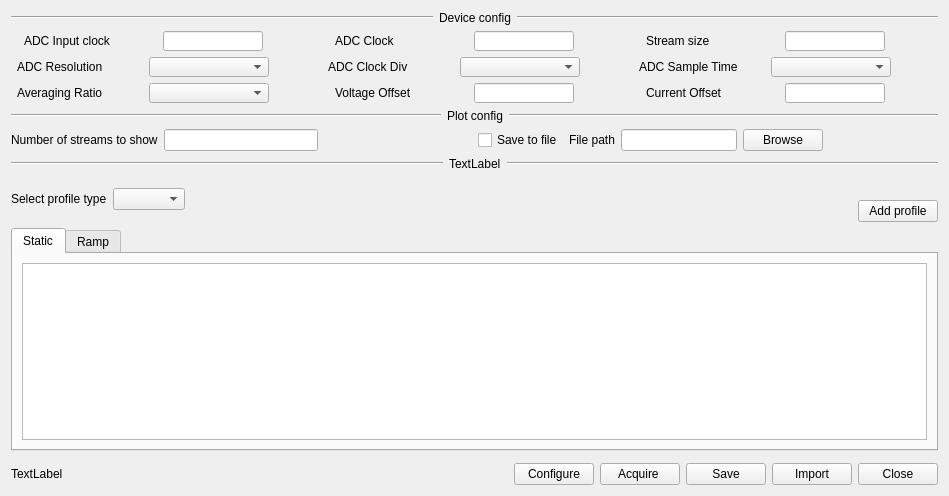
The window that GUI/OpenEPT/Windows/Device/advanceconfigurationwnd.ui (turkmanovic/OpenEPT) describes before a commit, drawn with Qt 5.
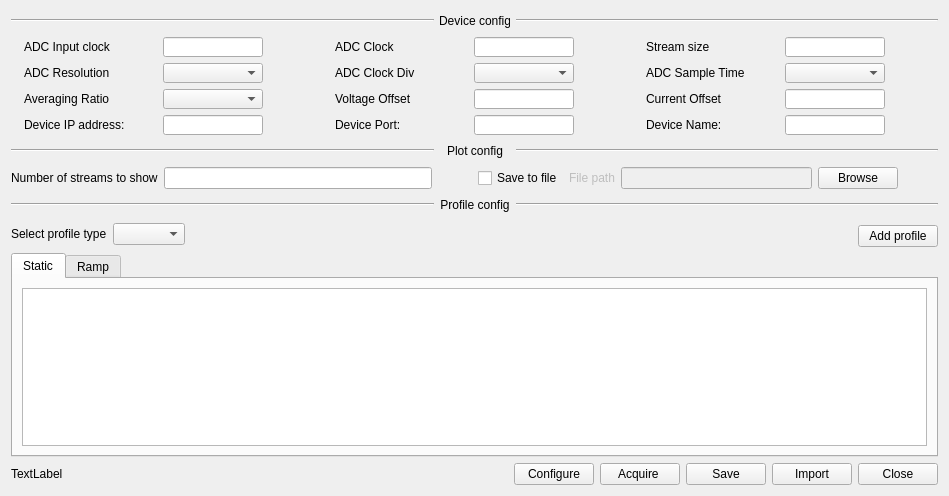
The same window after the commit. The open tabs and pages were chosen to show the change. Icons and pictures are not drawn.

Commit message: Advance options variable rename following template

Diff of the .ui file:
```diff
--- a/GUI/OpenEPT/Windows/Device/advanceconfigurationwnd.ui
+++ b/GUI/OpenEPT/Windows/Device/advanceconfigurationwnd.ui
@@ -25,7 +25,19 @@
        <item>
         <layout class="QHBoxLayout" name="horizontalLayout_33">
          <item>
-          <widget class="Line" name="line_2">
+          <widget class="Line" name="deviceConfigLin1">
+           <property name="minimumSize">
+            <size>
+             <width>0</width>
+             <height>0</height>
+            </size>
+           </property>
+           <property name="maximumSize">
+            <size>
+             <width>16777215</width>
+             <height>16777215</height>
+            </size>
+           </property>
            <property name="orientation">
             <enum>Qt::Horizontal</enum>
            </property>
@@ -39,9 +51,24 @@
              <verstretch>0</verstretch>
             </sizepolicy>
            </property>
+           <property name="minimumSize">
+            <size>
+             <width>70</width>
+             <height>20</height>
+            </size>
+           </property>
+           <property name="maximumSize">
+            <size>
+             <width>70</width>
+             <height>20</height>
+            </size>
+           </property>
            <property name="text">
             <string>Device config</string>
            </property>
+           <property name="alignment">
+            <set>Qt::AlignCenter</set>
+           </property>
           </widget>
          </item>
          <item>
@@ -52,6 +79,18 @@
              <verstretch>0</verstretch>
             </sizepolicy>
            </property>
+           <property name="minimumSize">
+            <size>
+             <width>0</width>
+             <height>0</height>
+            </size>
+           </property>
+           <property name="maximumSize">
+            <size>
+             <width>16777215</width>
+             <height>16777215</height>
+            </size>
+           </property>
            <property name="orientation">
             <enum>Qt::Horizontal</enum>
            </property>
@@ -108,6 +147,9 @@
                <height>50</height>
               </size>
              </property>
+             <property name="readOnly">
+              <bool>true</bool>
+             </property>
             </widget>
            </item>
            <item>
@@ -175,6 +217,9 @@
                <height>50</height>
               </size>
              </property>
+             <property name="readOnly">
+              <bool>true</bool>
+             </property>
             </widget>
            </item>
            <item>
@@ -242,6 +287,9 @@
                <height>50</height>
               </size>
              </property>
+             <property name="readOnly">
+              <bool>true</bool>
+             </property>
             </widget>
            </item>
            <item>
@@ -309,7 +357,7 @@
              </property>
              <property name="maximumSize">
               <size>
-               <width>120</width>
+               <width>100</width>
                <height>50</height>
               </size>
              </property>
@@ -376,7 +424,7 @@
              </property>
              <property name="maximumSize">
               <size>
-               <width>120</width>
+               <width>100</width>
                <height>50</height>
               </size>
              </property>
@@ -443,7 +491,7 @@
              </property>
              <property name="maximumSize">
               <size>
-               <width>120</width>
+               <width>100</width>
                <height>50</height>
               </size>
              </property>
@@ -514,7 +562,7 @@
              </property>
              <property name="maximumSize">
               <size>
-               <width>120</width>
+               <width>100</width>
                <height>50</height>
               </size>
              </property>
@@ -655,7 +703,221 @@
             </widget>
            </item>
            <item>
-            <spacer name="horizontalSpacer_18">
+            <spacer name="currentOffsetHors">
+             <property name="orientation">
+              <enum>Qt::Horizontal</enum>
+             </property>
+             <property name="sizeType">
+              <enum>QSizePolicy::Minimum</enum>
+             </property>
+             <property name="sizeHint" stdset="0">
+              <size>
+               <width>40</width>
+               <height>20</height>
+              </size>
+             </property>
+            </spacer>
+           </item>
+          </layout>
+         </item>
+        </layout>
+       </item>
+       <item>
+        <layout class="QHBoxLayout" name="deviceConfigVerlHorl5">
+         <item>
+          <layout class="QHBoxLayout" name="deviceConfigVerlHorl5DeviceDeviceIpAddressHorl">
+           <item>
+            <widget class="QLabel" name="deviceIpAddressLabe">
+             <property name="sizePolicy">
+              <sizepolicy hsizetype="Fixed" vsizetype="Fixed">
+               <horstretch>0</horstretch>
+               <verstretch>0</verstretch>
+              </sizepolicy>
+             </property>
+             <property name="minimumSize">
+              <size>
+               <width>120</width>
+               <height>10</height>
+              </size>
+             </property>
+             <property name="maximumSize">
+              <size>
+               <width>120</width>
+               <height>50</height>
+              </size>
+             </property>
+             <property name="text">
+              <string>Device IP address:</string>
+             </property>
+            </widget>
+           </item>
+           <item>
+            <widget class="QLineEdit" name="deviceIpAddressLine">
+             <property name="sizePolicy">
+              <sizepolicy hsizetype="Fixed" vsizetype="Fixed">
+               <horstretch>0</horstretch>
+               <verstretch>0</verstretch>
+              </sizepolicy>
+             </property>
+             <property name="minimumSize">
+              <size>
+               <width>100</width>
+               <height>20</height>
+              </size>
+             </property>
+             <property name="maximumSize">
+              <size>
+               <width>100</width>
+               <height>20</height>
+              </size>
+             </property>
+             <property name="readOnly">
+              <bool>true</bool>
+             </property>
+            </widget>
+           </item>
+           <item>
+            <spacer name="deviceIpAddressHors">
+             <property name="orientation">
+              <enum>Qt::Horizontal</enum>
+             </property>
+             <property name="sizeType">
+              <enum>QSizePolicy::Minimum</enum>
+             </property>
+             <property name="sizeHint" stdset="0">
+              <size>
+               <width>40</width>
+               <height>20</height>
+              </size>
+             </property>
+            </spacer>
+           </item>
+          </layout>
+         </item>
+         <item>
+          <layout class="QHBoxLayout" name="deviceConfigVerlHorl5DevicePortHorl">
+           <item>
+            <widget class="QLabel" name="devicePortLabe">
+             <property name="sizePolicy">
+              <sizepolicy hsizetype="Fixed" vsizetype="Fixed">
+               <horstretch>0</horstretch>
+               <verstretch>0</verstretch>
+              </sizepolicy>
+             </property>
+             <property name="minimumSize">
+              <size>
+               <width>120</width>
+               <height>10</height>
+              </size>
+             </property>
+             <property name="maximumSize">
+              <size>
+               <width>120</width>
+               <height>50</height>
+              </size>
+             </property>
+             <property name="text">
+              <string>Device Port:</string>
+             </property>
+            </widget>
+           </item>
+           <item>
+            <widget class="QLineEdit" name="devicePortLine">
+             <property name="sizePolicy">
+              <sizepolicy hsizetype="Fixed" vsizetype="Fixed">
+               <horstretch>0</horstretch>
+               <verstretch>0</verstretch>
+              </sizepolicy>
+             </property>
+             <property name="minimumSize">
+              <size>
+               <width>100</width>
+               <height>20</height>
+              </size>
+             </property>
+             <property name="maximumSize">
+              <size>
+               <width>100</width>
+               <height>20</height>
+              </size>
+             </property>
+             <property name="readOnly">
+              <bool>true</bool>
+             </property>
+            </widget>
+           </item>
+           <item>
+            <spacer name="devicePortHors">
+             <property name="orientation">
+              <enum>Qt::Horizontal</enum>
+             </property>
+             <property name="sizeType">
+              <enum>QSizePolicy::Minimum</enum>
+             </property>
+             <property name="sizeHint" stdset="0">
+              <size>
+               <width>40</width>
+               <height>20</height>
+              </size>
+             </property>
+            </spacer>
+           </item>
+          </layout>
+         </item>
+         <item>
+          <layout class="QHBoxLayout" name="deviceConfigVerlHorl5DeviceNameHorl">
+           <item>
+            <widget class="QLabel" name="deviceNameLabe">
+             <property name="sizePolicy">
+              <sizepolicy hsizetype="Fixed" vsizetype="Fixed">
+               <horstretch>0</horstretch>
+               <verstretch>0</verstretch>
+              </sizepolicy>
+             </property>
+             <property name="minimumSize">
+              <size>
+               <width>120</width>
+               <height>10</height>
+              </size>
+             </property>
+             <property name="maximumSize">
+              <size>
+               <width>120</width>
+               <height>50</height>
+              </size>
+             </property>
+             <property name="text">
+              <string>Device Name:</string>
+             </property>
+            </widget>
+           </item>
+           <item>
+            <widget class="QLineEdit" name="deviceNameLine">
+             <property name="sizePolicy">
+              <sizepolicy hsizetype="Fixed" vsizetype="Fixed">
+               <horstretch>0</horstretch>
+               <verstretch>0</verstretch>
+              </sizepolicy>
+             </property>
+             <property name="minimumSize">
+              <size>
+               <width>100</width>
+               <height>20</height>
+              </size>
+             </property>
+             <property name="maximumSize">
+              <size>
+               <width>100</width>
+               <height>20</height>
+              </size>
+             </property>
+             <property name="readOnly">
+              <bool>true</bool>
+             </property>
+            </widget>
+           </item>
+           <item>
+            <spacer name="deviceNameHors">
              <property name="orientation">
               <enum>Qt::Horizontal</enum>
              </property>
@@ -688,6 +950,18 @@
              <verstretch>0</verstretch>
             </sizepolicy>
            </property>
+           <property name="minimumSize">
+            <size>
+             <width>0</width>
+             <height>0</height>
+            </size>
+           </property>
+           <property name="maximumSize">
+            <size>
+             <width>16777215</width>
+             <height>16777215</height>
+            </size>
+           </property>
            <property name="orientation">
             <enum>Qt::Horizontal</enum>
            </property>
@@ -701,13 +975,40 @@
              <verstretch>0</verstretch>
             </sizepolicy>
            </property>
+           <property name="minimumSize">
+            <size>
+             <width>70</width>
+             <height>20</height>
+            </size>
+           </property>
+           <property name="maximumSize">
+            <size>
+             <width>70</width>
+             <height>20</height>
+            </size>
+           </property>
            <property name="text">
             <string>Plot config</string>
            </property>
+           <property name="alignment">
+            <set>Qt::AlignCenter</set>
+           </property>
           </widget>
          </item>
          <item>
-          <widget class="Line" name="line_3">
+          <widget class="Line" name="plotConfigLin2">
+           <property name="minimumSize">
+            <size>
+             <width>0</width>
+             <height>0</height>
+            </size>
+           </property>
+           <property name="maximumSize">
+            <size>
+             <width>16777215</width>
+             <height>16777215</height>
+            </size>
+           </property>
            <property name="orientation">
             <enum>Qt::Horizontal</enum>
            </property>
@@ -734,6 +1035,9 @@
              <property name="orientation">
               <enum>Qt::Horizontal</enum>
              </property>
+             <property name="sizeType">
+              <enum>QSizePolicy::Minimum</enum>
+             </property>
              <property name="sizeHint" stdset="0">
               <size>
                <width>40</width>
@@ -754,14 +1058,21 @@
             </widget>
            </item>
            <item>
-            <widget class="QLabel" name="label_25">
+            <widget class="QLabel" name="saveToFileLabe">
+             <property name="enabled">
+              <bool>false</bool>
+             </property>
              <property name="text">
               <string>File path</string>
              </property>
             </widget>
            </item>
            <item>
-            <widget class="QLineEdit" name="lineEdit_17"/>
+            <widget class="QLineEdit" name="saveToFileLine">
+             <property name="enabled">
+              <bool>false</bool>
+             </property>
+            </widget>
            </item>
            <item>
             <widget class="QPushButton" name="pushButton_5">
@@ -775,6 +1086,9 @@
              <property name="orientation">
               <enum>Qt::Horizontal</enum>
              </property>
+             <property name="sizeType">
+              <enum>QSizePolicy::Minimum</enum>
+             </property>
              <property name="sizeHint" stdset="0">
               <size>
                <width>40</width>
@@ -811,8 +1125,23 @@
              <verstretch>0</verstretch>
             </sizepolicy>
            </property>
+           <property name="minimumSize">
+            <size>
+             <width>70</width>
+             <height>20</height>
+            </size>
+           </property>
+           <property name="maximumSize">
+            <size>
+             <width>70</width>
+             <height>20</height>
+            </size>
+           </property>
            <property name="text">
-            <string>TextLabel</string>
+            <string>Profile config</string>
+           </property>
+           <property name="alignment">
+            <set>Qt::AlignCenter</set>
            </property>
           </widget>
          </item>
```
Left out of the diff: 162 changed lines with no effect on the pictures. The commit also changes 1 other file.
